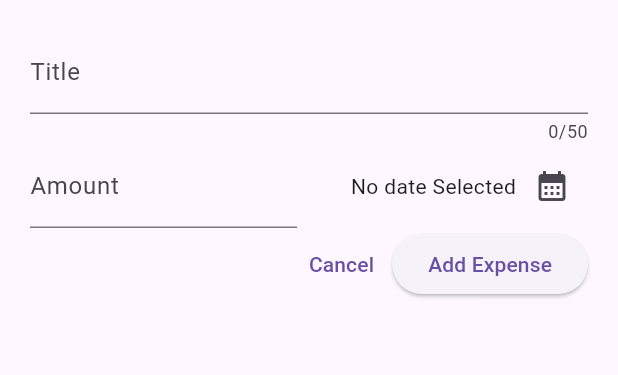
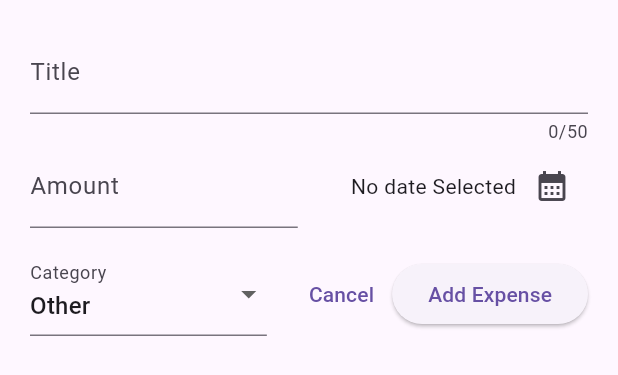
Before and after one commit to raphaelpinel/flutter-expense-tracker, a Flutter app: the NewExpense widget shown alone on an empty page, opened directly, on a phone screen of 412 x 824 dp. Shown: the top 375 px of the screen. Run offline on Flutter 3.47's test engine with Material 3 defaults, Android fonts, the phone set to English and light mode, and no system bars.

Commit message:
Add category and improve validation

```diff
--- a/lib/widgets/new_expense.dart
+++ b/lib/widgets/new_expense.dart
@@ -1,5 +1,7 @@
 import 'package:flutter/material.dart';
 import 'package:expense_tracker/models/expense.dart';
+import 'package:expense_tracker/models/category_type.enum.dart';
+import 'package:intl/intl.dart';
 
 class NewExpense extends StatefulWidget {
   const NewExpense({super.key});
@@ -13,6 +15,17 @@ class _NewExpenseState extends State<NewExpense> {
   final _titleController = TextEditingController();
   final _amountController = TextEditingController();
   DateTime? _selectedDate;
+  CategoryType _selectedCategory = CategoryType.other;
+  var _hasBeenSubmitted = false;
+  var _isDateValid = false;
+
+  final List<DropdownMenuItem<CategoryType>> _categoryOptionsItems =
+      CategoryType.values
+          .map((category) => DropdownMenuItem(
+                value: category,
+                child: Text(toBeginningOfSentenceCase(category.name)),
+              ))
+          .toList();
 
   void _presentDatePicker() async {
     final now = DateTime.now();
@@ -52,17 +65,36 @@ class _NewExpenseState extends State<NewExpense> {
     return null;
   }
 
+  String? _validateDate(DateTime? value) {
+    if (value == null) {
+      return 'Please enter a date';
+    }
+    setState(() {
+      _isDateValid = true;
+    });
+    return null;
+  }
+
   void _submitForm() {
-    if (_formKey.currentState!.validate()) {
+    setState(() {
+      _hasBeenSubmitted = true;
+    });
+    var isRestOfFormValid = _formKey.currentState!.validate();
+    // both date and rest of form need to be evaluated
+    if (_validateDate(_selectedDate) == null && isRestOfFormValid) {
       // Form is valid, proceed with your logic here
-      print(_titleController.text);
-      print(_amountController.text);
+      print(_titleController.text.trim());
+      print(_amountController.text.trim());
+      print(_selectedDate);
+      print(_selectedCategory);
       _closeModal();
     }
   }
 
   @override
   Widget build(BuildContext context) {
+    var showDateError =
+        _selectedDate == null && _hasBeenSubmitted && !_isDateValid;
     return Padding(
       padding: const EdgeInsets.all(20),
       child: Form(
@@ -70,10 +102,17 @@ class _NewExpenseState extends State<NewExpense> {
         child: Column(
           // crossAxisAlignment: CrossAxisAlignment.end,
           children: [
-            TextField(
+            TextFormField(
               controller: _titleController,
+              autovalidateMode: AutovalidateMode.onUserInteraction,
               decoration: const InputDecoration(label: Text('Title')),
               maxLength: 50,
+              validator: (value) {
+                if (value == null || value.isEmpty) {
+                  return 'Please enter a title';
+                }
+                return null;
+              },
             ),
             Row(
               children: [
@@ -81,6 +120,7 @@ class _NewExpenseState extends State<NewExpense> {
                   child: TextFormField(
                     keyboardType: TextInputType.number,
                     controller: _amountController,
+                    autovalidateMode: AutovalidateMode.onUserInteraction,
                     decoration: const InputDecoration(
                         label: Text('Amount'), suffixText: '€'),
                     onChanged: (value) {
@@ -89,26 +129,57 @@ class _NewExpenseState extends State<NewExpense> {
                     validator: _validateAmount,
                   ),
                 ),
-                const SizedBox(width: 16),
+                const SizedBox(width: 15),
                 Expanded(
                   child: Row(
                     mainAxisAlignment: MainAxisAlignment.end,
                     crossAxisAlignment: CrossAxisAlignment.center,
                     children: [
-                      Text(_selectedDate == null
-                          ? 'No date Selected'
-                          : formatter.format(_selectedDate!)),
+                      Text(
+                        showDateError
+                            ? 'Please select a date'
+                            : _selectedDate == null
+                                ? 'No date Selected'
+                                : formatter.format(_selectedDate!),
+                        style: TextStyle(
+                          color: showDateError
+                              ? Theme.of(context).colorScheme.error
+                              : null,
+                        ),
+                      ),
                       IconButton(
                           icon: const Icon(Icons.calendar_month),
+                          color: showDateError
+                              ? Theme.of(context).colorScheme.error
+                              : null,
                           onPressed: _presentDatePicker)
                     ],
                   ),
                 )
               ],
             ),
+            const SizedBox(height: 16),
             Row(
               mainAxisAlignment: MainAxisAlignment.end,
               children: [
+                Expanded(
+                  child: DropdownButtonFormField<CategoryType>(
+                    value: _selectedCategory,
+                    onChanged: (newValue) {
+                      if (newValue == null) {
+                        return;
+                      }
+                      setState(() {
+                        _selectedCategory = newValue;
+                      });
+                    },
+                    items: _categoryOptionsItems,
+                    decoration: const InputDecoration(
+                      labelText: 'Category',
+                    ),
+                  ),
+                ),
+                const SizedBox(width: 16),
                 TextButton(onPressed: _closeModal, child: const Text('Cancel')),
                 ElevatedButton(
                   onPressed: _submitForm,
```
